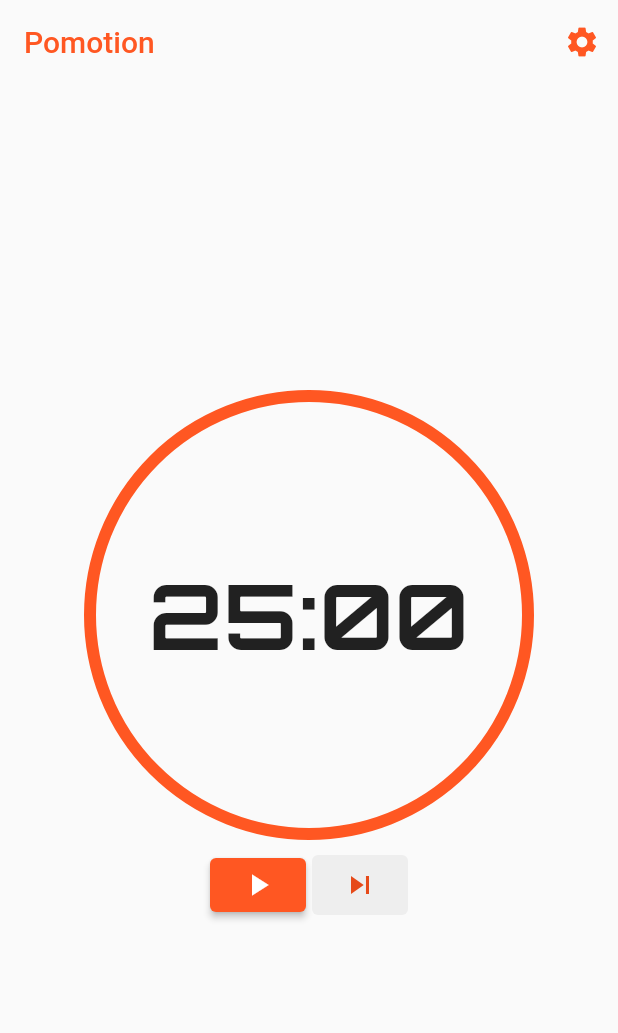
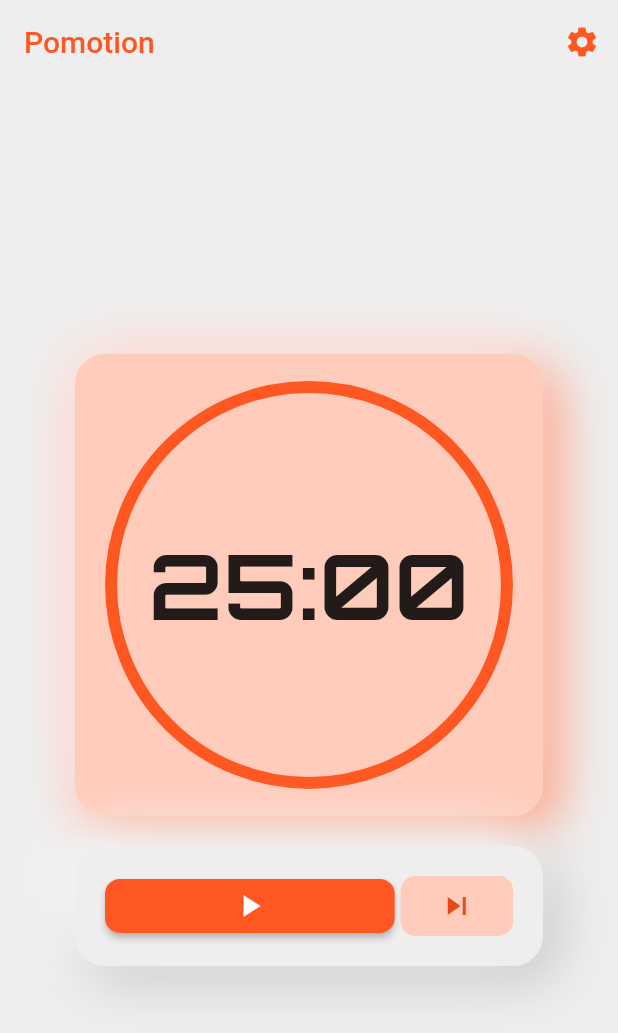
Before and after one commit to jonathanweiss1/Pomotion, a Flutter app: the screen it shows after launch, on a phone screen of 412 x 824 dp. Shown: the top 1033 px of the screen. Run offline on Flutter 3.47's test engine with Material 2 defaults, Android fonts, the phone set to English and light mode, and no system bars; drawn by our look-alikes of percent_indicator; our stand-ins replace shared_preferences.

Commit message:
changed design to neumorphism

```diff
--- a/lib/themes.dart
+++ b/lib/themes.dart
@@ -6,10 +6,14 @@ import 'package:flutter/material.dart';
 /// @email: jonathan.weiss.ansbach@gmail.com
 /// @date: 02.10.2022
 
-var lightThemeBackground = Colors.grey[50];
+var lightThemeBackground = Colors.grey[200];
 var lightThemePrimary = Colors.deepOrange;
 final ThemeData lightTheme = ThemeData(
     primarySwatch: lightThemePrimary,
+    primaryColor: Colors.deepOrange[100],
+    primaryColorDark: Colors.deepOrange[300],
+    primaryColorLight: Colors.deepOrange[50],
+    focusColor: lightThemePrimary,
     textButtonTheme: TextButtonThemeData(
         style: TextButton.styleFrom(
       foregroundColor: lightThemePrimary[700],
@@ -19,4 +23,6 @@ final ThemeData lightTheme = ThemeData(
         backgroundColor: lightThemeBackground,
         elevation: 0,
         foregroundColor: lightThemePrimary),
-    scaffoldBackgroundColor: lightThemeBackground);
+    scaffoldBackgroundColor: lightThemeBackground,
+    shadowColor: Colors.grey[400],
+    splashColor: Colors.grey[50]);
--- a/lib/timer_components/buttons.dart
+++ b/lib/timer_components/buttons.dart
@@ -36,21 +36,57 @@ class TimerButtons extends StatelessWidget {
 
   @override
   Widget build(BuildContext context) {
-    return Row(
-      mainAxisAlignment: MainAxisAlignment.center,
+    return Container(
+        padding: EdgeInsets.symmetric(horizontal: 18.0, vertical: 10.0),
+        decoration: BoxDecoration(
+            color: Theme.of(context).scaffoldBackgroundColor,
+            borderRadius: const BorderRadius.all(Radius.circular(20)),
+            boxShadow: [
+              BoxShadow(
+                  offset: Offset(8, 8),
+                  color: Theme.of(context).shadowColor,
+                  blurRadius: 30.0),
+              BoxShadow(
+                  offset: Offset(-8, -8),
+                  color: Theme.of(context).splashColor,
+                  blurRadius: 30.0)
+            ]),
+        child: Row(
+          mainAxisSize: MainAxisSize.max,
           children: [
-        Container(
+            Expanded(
+                flex: 5,
+                child: Container(
                     margin: const EdgeInsets.all(2.0),
                     child: ElevatedButton(
+                      style: ButtonStyle(
+                          shape:
+                              MaterialStateProperty.all<RoundedRectangleBorder>(
+                                  RoundedRectangleBorder(
+                                      borderRadius:
+                                          BorderRadius.circular(10)))),
                       onPressed: _onPlayPause,
                       child: playPause(),
-            )),
-        Container(
+                    ))),
+            Expanded(
+                flex: 2,
+                child: Container(
                     margin: const EdgeInsets.all(2.0),
                     padding: const EdgeInsets.symmetric(vertical: 4.0),
                     child: TextButton(
-                onPressed: _onSkip, child: const Icon(Icons.skip_next)))
+                        style: ButtonStyle(
+                            shape: MaterialStateProperty.all<
+                                    RoundedRectangleBorder>(
+                                RoundedRectangleBorder(
+                                    borderRadius: BorderRadius.circular(10),
+                                    side: BorderSide(
+                                        color:
+                                            Theme.of(context).primaryColor))),
+                            backgroundColor: MaterialStateProperty.all<Color>(
+                                Theme.of(context).primaryColor)),
+                        onPressed: _onSkip,
+                        child: const Icon(Icons.skip_next))))
           ],
-    );
+        ));
   }
 }
--- a/lib/timer_components/display.dart
+++ b/lib/timer_components/display.dart
@@ -27,8 +27,23 @@ class TimerDisplay extends StatelessWidget {
 
   @override
   Widget build(BuildContext context) {
-    return CircularPercentIndicator(
-        radius: 150,
+    return Container(
+        padding: const EdgeInsets.all(18.0),
+        decoration: BoxDecoration(
+            color: Theme.of(context).primaryColor,
+            borderRadius: const BorderRadius.all(Radius.circular(20)),
+            boxShadow: [
+              BoxShadow(
+                  offset: Offset(8, 8),
+                  color: Theme.of(context).primaryColorDark,
+                  blurRadius: 30.0),
+              BoxShadow(
+                  offset: Offset(-8, -8),
+                  color: Theme.of(context).primaryColorLight,
+                  blurRadius: 30.0)
+            ]),
+        child: CircularPercentIndicator(
+            radius: MediaQuery.of(context).size.width * 0.33,
             lineWidth: 8.0,
             percent: secondsLeft / secondsInitial,
             center: Text(
@@ -40,7 +55,7 @@ class TimerDisplay extends StatelessWidget {
               ),
             ),
             circularStrokeCap: CircularStrokeCap.round,
-        progressColor: Theme.of(context).primaryColor,
-        backgroundColor: Theme.of(context).scaffoldBackgroundColor);
+            progressColor: Theme.of(context).focusColor,
+            backgroundColor: Theme.of(context).primaryColor));
   }
 }
--- a/lib/timerscreen.dart
+++ b/lib/timerscreen.dart
@@ -90,21 +90,28 @@ class _TimerScreenState extends State<TimerScreen> {
     return scaffold(
         context,
         Center(
+          child: Container(
+              margin: EdgeInsets.symmetric(horizontal: 50),
               child: Column(
                 mainAxisAlignment: MainAxisAlignment.center,
+                crossAxisAlignment: CrossAxisAlignment.stretch,
                 children: [
-              TimerDisplay(
+                  Container(
+                      margin: EdgeInsets.symmetric(vertical: 10.0),
+                      child: TimerDisplay(
                           secondsLeft: timer.getCurrentTimeSeconds(),
                           secondsInitial: timer.getPhase() == Phase.focus
                               ? timer.focusTime
-                      : timer.relaxTime),
-              TimerButtons(
+                              : timer.relaxTime)),
+                  Container(
+                      margin: EdgeInsets.symmetric(vertical: 10.0),
+                      child: TimerButtons(
                         running: running,
                         onPlayPause: _onPlayPause,
                         onSkip: _onSkip,
-              )
+                      ))
                 ],
-          ),
+              )),
         ));
   }
 }
```
Lines whose indentation alone changed are shown as unchanged.
